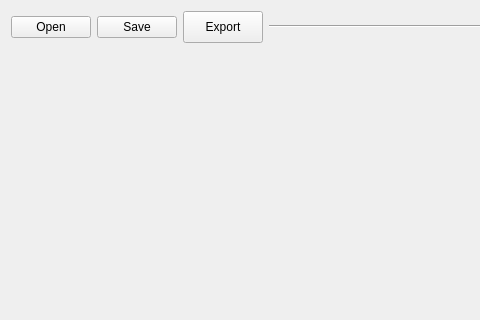
Old version of the form eccw/gui/main_app/uis/main.ui in the repository bclmary/eccw; both pictures show x 0 to 480 and y 0 to 320 of the 714 by 528 pixel window.
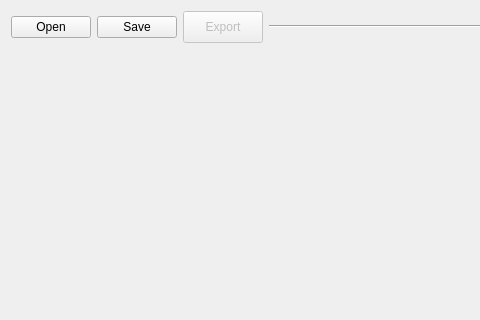
New version of the form. Icons and pictures are not drawn.

Commit message: Disable 'Export' button until export action is implemented

Patch:
```diff
--- a/eccw/gui/main_app/uis/main.ui
+++ b/eccw/gui/main_app/uis/main.ui
@@ -60,6 +60,9 @@
      </item>
      <item>
       <widget class="QPushButton" name="pushButton">
+       <property name="enabled">
+        <bool>false</bool>
+       </property>
        <property name="minimumSize">
         <size>
          <width>0</width>
```
The commit also changes 1 other file.
